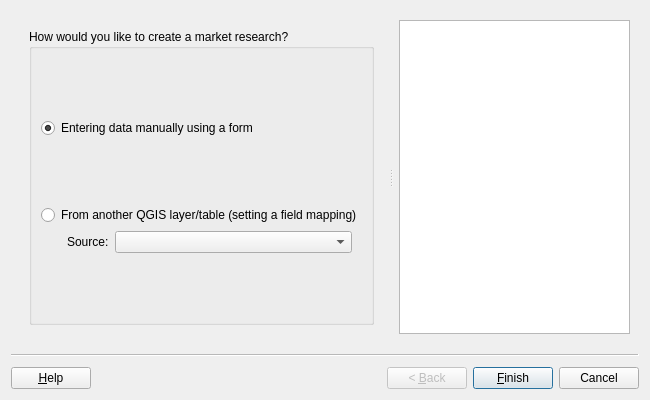
This is asistente_ladm_col/ui/wiz_create_market_research_prc.ui in SwissTierrasColombia/Asistente-LADM-COL as Qt 5 draws it before an edit. The edited form follows.
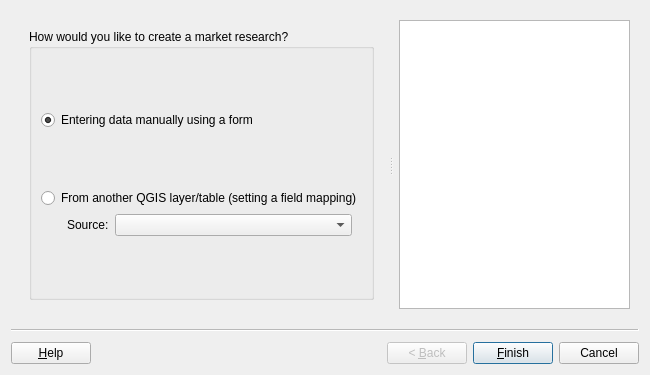
This is the edited form. Custom widgets are drawn as their Qt base class.

Diff of the .ui file:
```diff
--- a/asistente_ladm_col/ui/wiz_create_market_research_prc.ui
+++ b/asistente_ladm_col/ui/wiz_create_market_research_prc.ui
@@ -10,7 +10,7 @@
     <x>0</x>
     <y>0</y>
     <width>650</width>
-    <height>400</height>
+    <height>375</height>
    </rect>
   </property>
   <property name="windowTitle">
```
